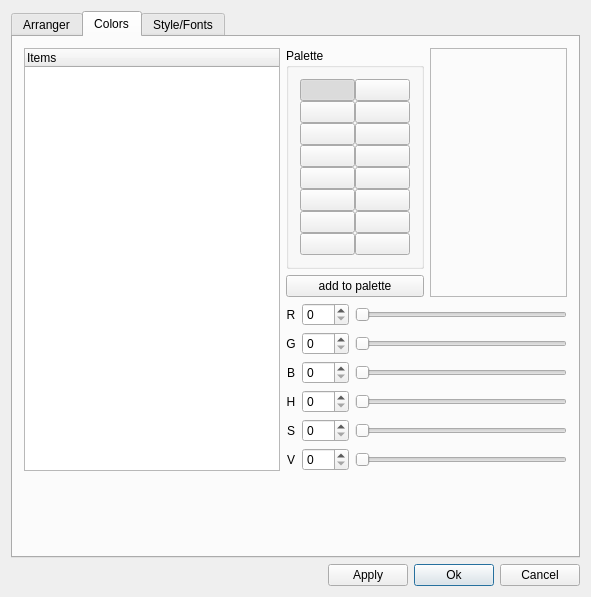
The window that muse2/muse/widgets/appearancebase.ui (emrum/muse) describes before a commit, drawn with Qt 5.
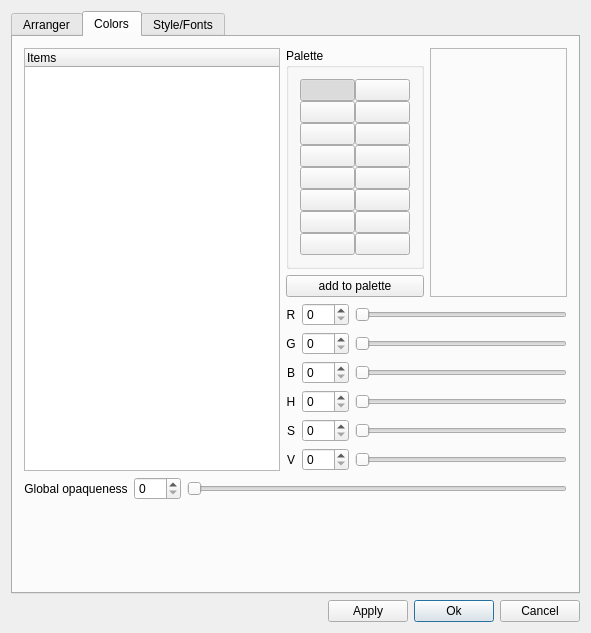
The same window after the commit. The open tabs and pages were chosen to show the change.

Commit message: Fixed not saving part colours and part canvas background appearance settings. Feature: Added 'global opaqueness' (transparency) appearance setting.

What changed in the file:
```diff
--- a/muse2/muse/widgets/appearancebase.ui
+++ b/muse2/muse/widgets/appearancebase.ui
@@ -7,7 +7,7 @@
     <x>0</x>
     <y>0</y>
     <width>591</width>
-    <height>597</height>
+    <height>633</height>
    </rect>
   </property>
   <property name="windowTitle">
@@ -197,7 +197,7 @@
       <attribute name="title">
        <string>Colors</string>
       </attribute>
-      <layout class="QVBoxLayout">
+      <layout class="QVBoxLayout" name="verticalLayout">
        <item>
         <layout class="QGridLayout">
          <item row="0" column="1">
@@ -722,6 +722,61 @@
          </item>
         </layout>
        </item>
+       <item>
+        <layout class="QHBoxLayout" name="horizontalLayout">
+         <item>
+          <widget class="QLabel" name="textLabel1_2">
+           <property name="sizePolicy">
+            <sizepolicy hsizetype="Preferred" vsizetype="Minimum">
+             <horstretch>0</horstretch>
+             <verstretch>0</verstretch>
+            </sizepolicy>
+           </property>
+           <property name="text">
+            <string>Global opaqueness</string>
+           </property>
+           <property name="alignment">
+            <set>Qt::AlignCenter</set>
+           </property>
+           <property name="wordWrap">
+            <bool>false</bool>
+           </property>
+          </widget>
+         </item>
+         <item>
+          <widget class="QSpinBox" name="globalAlphaVal">
+           <property name="maximum">
+            <number>255</number>
+           </property>
+          </widget>
+         </item>
+         <item>
+          <widget class="QSlider" name="globalAlphaSlider">
+           <property name="sizePolicy">
+            <sizepolicy hsizetype="Expanding" vsizetype="Minimum">
+             <horstretch>0</horstretch>
+             <verstretch>0</verstretch>
+            </sizepolicy>
+           </property>
+           <property name="minimum">
+            <number>0</number>
+           </property>
+           <property name="maximum">
+            <number>255</number>
+           </property>
+           <property name="tracking">
+            <bool>true</bool>
+           </property>
+           <property name="orientation">
+            <enum>Qt::Horizontal</enum>
+           </property>
+           <property name="tickPosition">
+            <enum>QSlider::NoTicks</enum>
+           </property>
+          </widget>
+         </item>
+        </layout>
+       </item>
        <item>
         <spacer name="botColorSpacer">
          <property name="orientation">
```
Left out of the diff: 31 changed lines with no effect on the pictures. Lines whose indentation alone changed are shown as unchanged. The commit also changes 8 other files.
